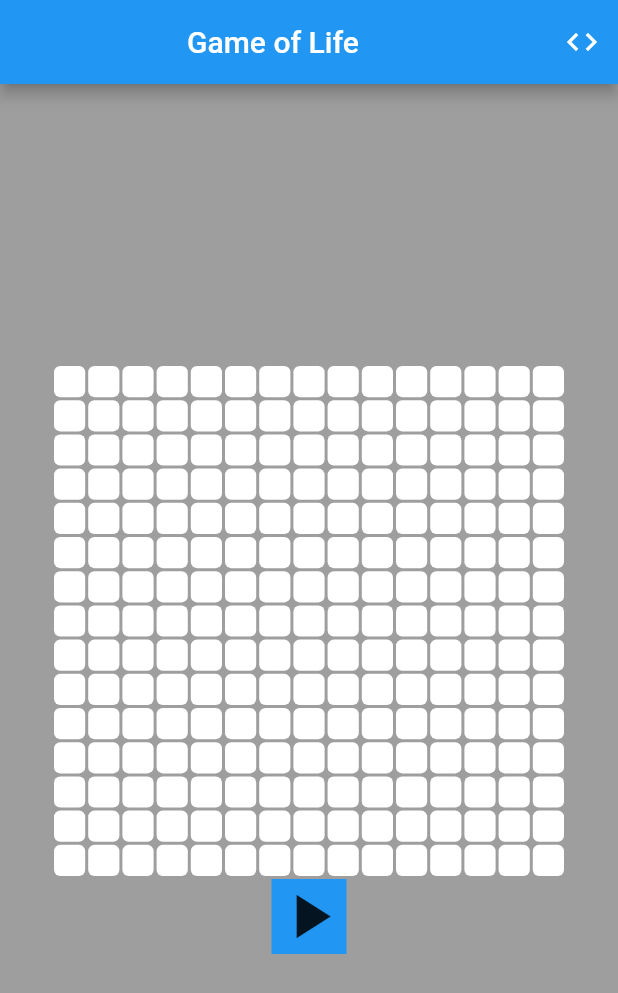
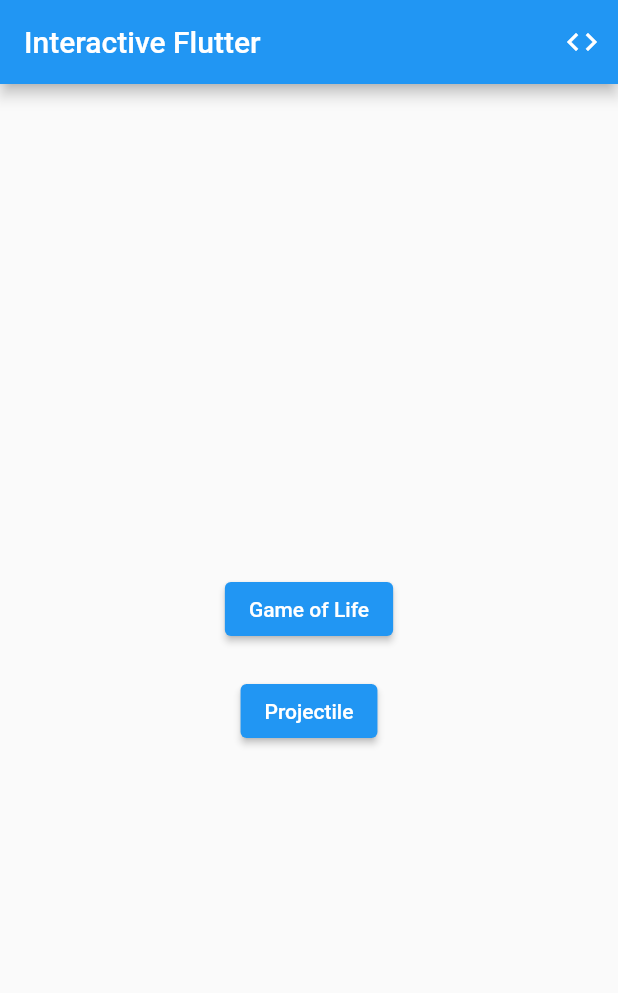
Before and after one commit to adawolfs/interactive_flutter, a Flutter app: the screen it shows after launch, on a phone screen of 412 x 824 dp. Shown: the top 993 px of the screen. Run offline on Flutter 3.47's test engine with Material 2 defaults, Android fonts, the phone set to English and light mode, and no system bars.

Commit message:
Implement Routes

```diff
--- a/lib/main.dart
+++ b/lib/main.dart
@@ -1,5 +1,7 @@
 import 'package:flutter/material.dart';
 import 'package:interactive_flutter/src/games/gameoflife/main.dart';
+import 'package:interactive_flutter/src/games/projectile/main.dart';
+import 'package:interactive_flutter/src/menu.dart';
 
 void main() {
   runApp(const MyApp());
@@ -14,7 +16,12 @@ class MyApp extends StatelessWidget {
       theme: ThemeData(
         primarySwatch: Colors.blue,
       ),
-      home: const GameOfLife(),
+      routes: {
+        '/': (context) => Menu(),
+        MenuItems.gameOfLife.route: (context) => MenuItems.gameOfLife.widget,
+        MenuItems.projectile.route: (context) => MenuItems.projectile.widget,
+      },
+      // home: Menu(),
     );
   }
 }
--- a/lib/src/games/gameoflife/main.dart
+++ b/lib/src/games/gameoflife/main.dart
@@ -3,8 +3,8 @@ import 'dart:math';
 import 'package:flutter/material.dart';
 import 'package:interactive_flutter/src/games/gameoflife/provider.dart';
 import 'package:interactive_flutter/src/games/gameoflife/ui.dart';
+import 'package:interactive_flutter/src/ui/generic_scaffold.dart';
 import 'package:provider/provider.dart';
-import 'package:url_launcher/url_launcher.dart';
 
 class GameOfLife extends StatelessWidget {
   const GameOfLife({Key? key}) : super(key: key);
@@ -23,21 +23,7 @@ class GameOfLife extends StatelessWidget {
     }
     int size = min(width, height) ~/ 20;
     double cellSize = min(width, height) / size;
-    return Scaffold(
-      appBar: AppBar(
-        title: Center(child: Text('Game of Life', textAlign: TextAlign.center)),
-        actions: [
-          IconButton(
-              icon: const Icon(Icons.code),
-              onPressed: () async {
-                final Uri url = Uri.parse(
-                    'https://github.com/adawolfs/interactive_flutter');
-                await launchUrl(url);
-              })
-        ],
-      ),
-      extendBody: true,
-      backgroundColor: Colors.grey,
+    return GenericScaffold(
       body: Center(
         child: ChangeNotifierProvider(
           create: (context) =>
--- /dev/null
+++ b/lib/src/games/projectile/main.dart
@@ -0,0 +1,16 @@
+import 'package:flutter/material.dart';
+import 'package:interactive_flutter/src/games/projectile/provider.dart';
+import 'package:interactive_flutter/src/games/projectile/ui.dart';
+import 'package:provider/provider.dart';
+
+class Projectile extends StatelessWidget {
+  const Projectile({Key? key}) : super(key: key);
+
+  @override
+  Widget build(BuildContext context) {
+    return ChangeNotifierProvider(
+      create: (context) => ProjectileProvider(),
+      child: const ProjectileUI(),
+    );
+  }
+}
--- /dev/null
+++ b/lib/src/menu.dart
@@ -0,0 +1,56 @@
+import 'package:flutter/material.dart';
+import 'package:interactive_flutter/src/games/gameoflife/main.dart';
+import 'package:interactive_flutter/src/games/projectile/main.dart';
+import 'package:interactive_flutter/src/ui/generic_scaffold.dart';
+
+enum MenuItems {
+  gameOfLife(title: 'Game of Life', widget: GameOfLife(), route: '/gameoflife'),
+  projectile(title: 'Projectile', widget: Projectile(), route: '/projectile');
+
+  const MenuItems(
+      {required this.title,
+      required this.widget,
+      required this.route,
+      String? description})
+      : description = description ?? title;
+  final String title;
+  final String route;
+  final String description;
+  final Widget widget;
+}
+
+class Menu extends StatefulWidget {
+  Menu({Key? key}) : super(key: key);
+  @override
+  State<Menu> createState() => _MenuState();
+}
+
+class _MenuState extends State<Menu> {
+  @override
+  Widget build(BuildContext context) {
+    return GenericScaffold(
+        body: Center(
+      child: Wrap(
+        alignment: WrapAlignment.center,
+        crossAxisAlignment: WrapCrossAlignment.center,
+        direction: Axis.vertical,
+        spacing: 20,
+        runSpacing: 20,
+        children:
+            MenuItems.values.map((item) => _MenuItem(item: item)).toList(),
+      ),
+    ));
+  }
+}
+
+class _MenuItem extends StatelessWidget {
+  final MenuItems item;
+  const _MenuItem({Key? key, required this.item}) : super(key: key);
+
+  @override
+  Widget build(BuildContext context) {
+    return ElevatedButton(
+        onPressed: (() => Navigator.pushNamed(context, item.route)),
+        child: Text(item.title));
+  }
+}
--- /dev/null
+++ b/lib/src/ui/generic_scaffold.dart
@@ -0,0 +1,26 @@
+import 'package:flutter/material.dart';
+import 'package:url_launcher/url_launcher.dart';
+
+class GenericScaffold extends StatelessWidget {
+  final Widget body;
+  const GenericScaffold({Key? key, required this.body}) : super(key: key);
+
+  @override
+  Widget build(BuildContext context) {
+    return Scaffold(
+      appBar: AppBar(
+        title: const Text('Interactive Flutter'),
+        actions: [
+          IconButton(
+              icon: const Icon(Icons.code),
+              onPressed: () async {
+                final Uri url = Uri.parse(
+                    'https://github.com/adawolfs/interactive_flutter');
+                await launchUrl(url);
+              })
+        ],
+      ),
+      body: body,
+    );
+  }
+}
```
Also changed, not shown: lib/src/games/projectile/provider.dart (added, +7 -0 lines), lib/src/games/projectile/ui.dart (added, +23 -0 lines).
